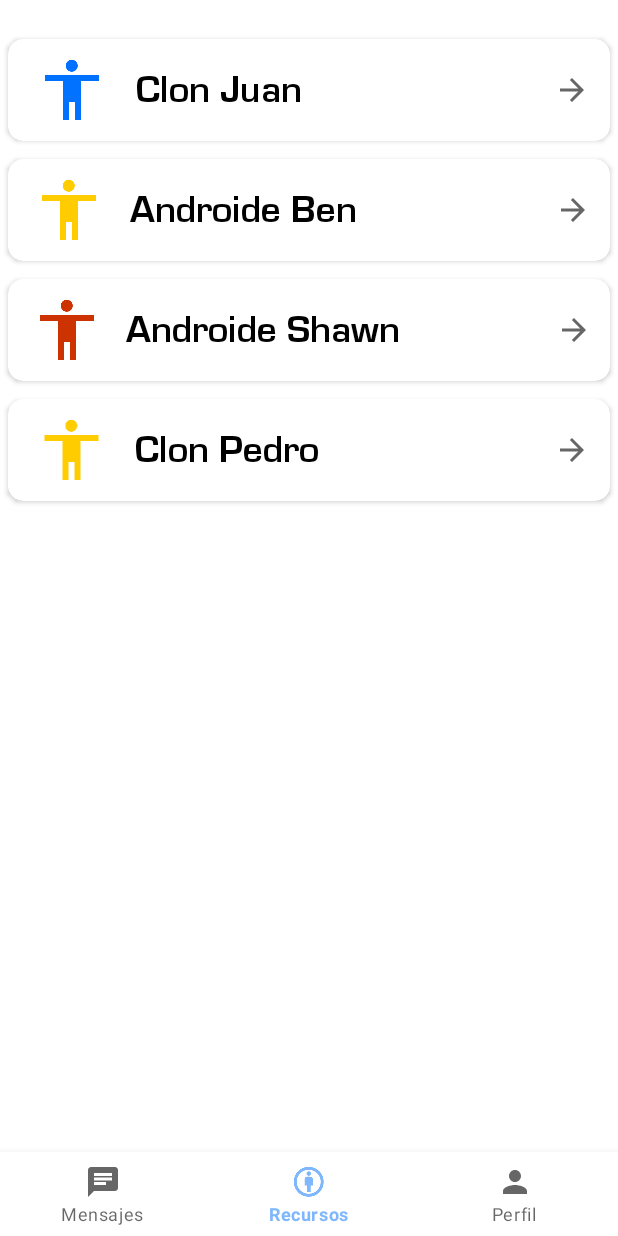
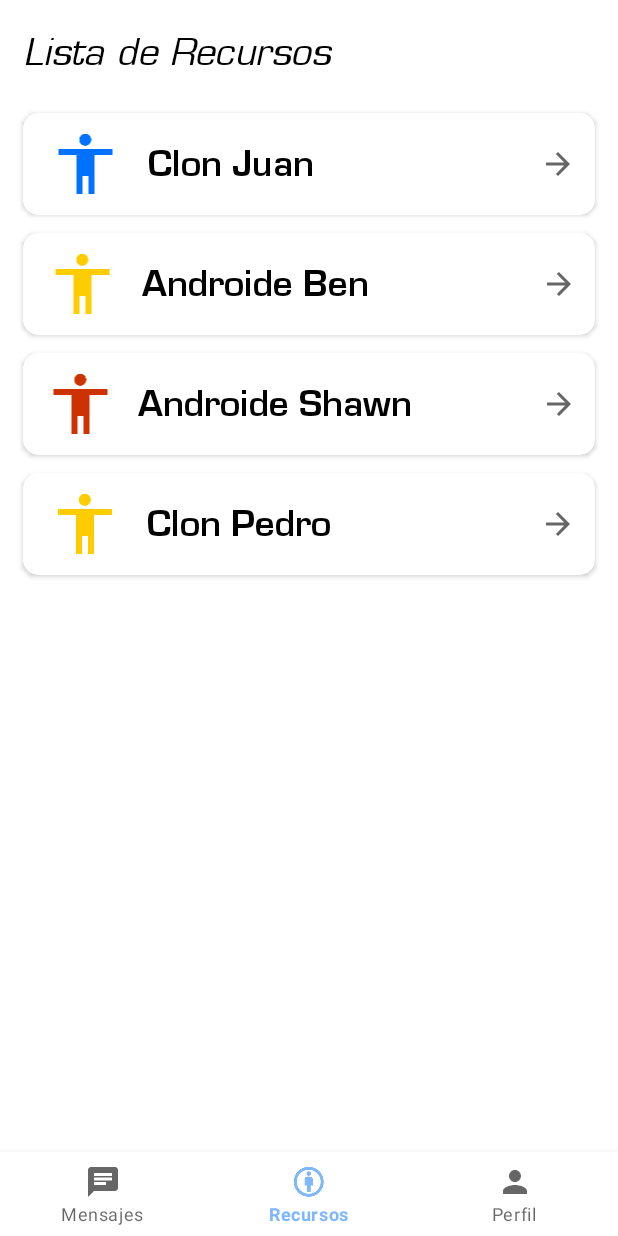
Before and after one commit to Kiruhm/Clonetrol, an Android app: the ResourcesFragment screen opened through its navigation route, on a phone screen of 412 x 824 dp. Run offline under Robolectric (Android 15) with nearby library versions, the phone set to English and light mode, and no system bars; our stand-ins replace Picasso, navigation-ui; 1 statement that could not run was skipped.

Commit message:
Minor changes on ui

```diff
--- a/app/src/main/res/layout/fragment_resources.xml
+++ b/app/src/main/res/layout/fragment_resources.xml
@@ -8,12 +8,25 @@
         android:layout_height="wrap_content"
         android:orientation="vertical">
 
+        <TextView
+            android:id="@+id/textView10"
+            android:layout_width="match_parent"
+            android:layout_height="wrap_content"
+            android:fontFamily="@font/eurostile_oblique"
+            android:paddingStart="15dp"
+            android:paddingTop="20dp"
+            android:paddingEnd="10dp"
+            android:paddingBottom="10dp"
+            android:text="Lista de Recursos"
+            android:textColor="@color/black"
+            android:textSize="24sp" />
+
         <androidx.recyclerview.widget.RecyclerView
             android:id="@+id/resourcesList"
+            android:layout_width="match_parent"
+            android:layout_height="match_parent"
             android:layout_marginBottom="20dp"
-            android:layout_marginTop="20dp"
-            android:layout_width="match_parent"
-            android:layout_height="match_parent" />
+            android:padding="10dp" />
 
     </LinearLayout>
 </ScrollView>
```
